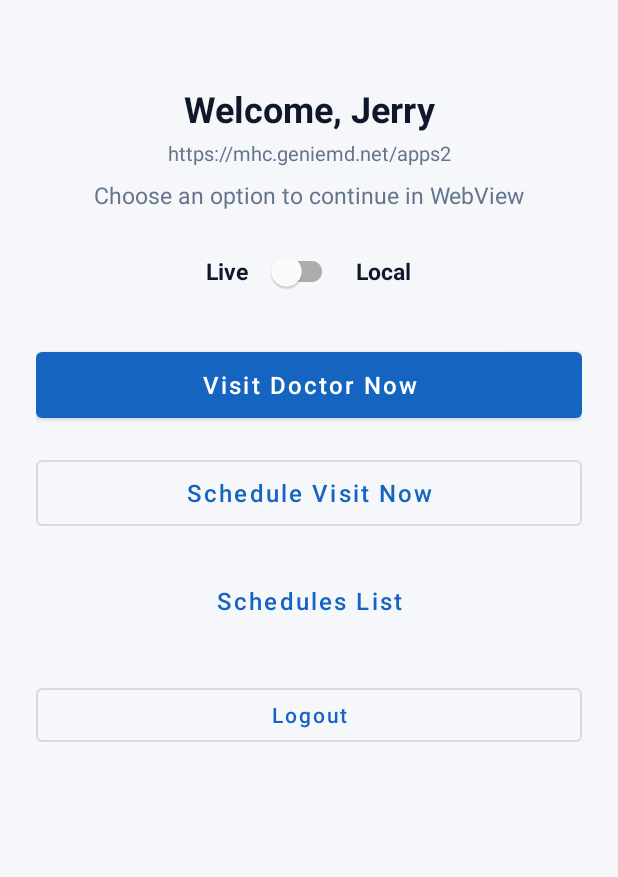
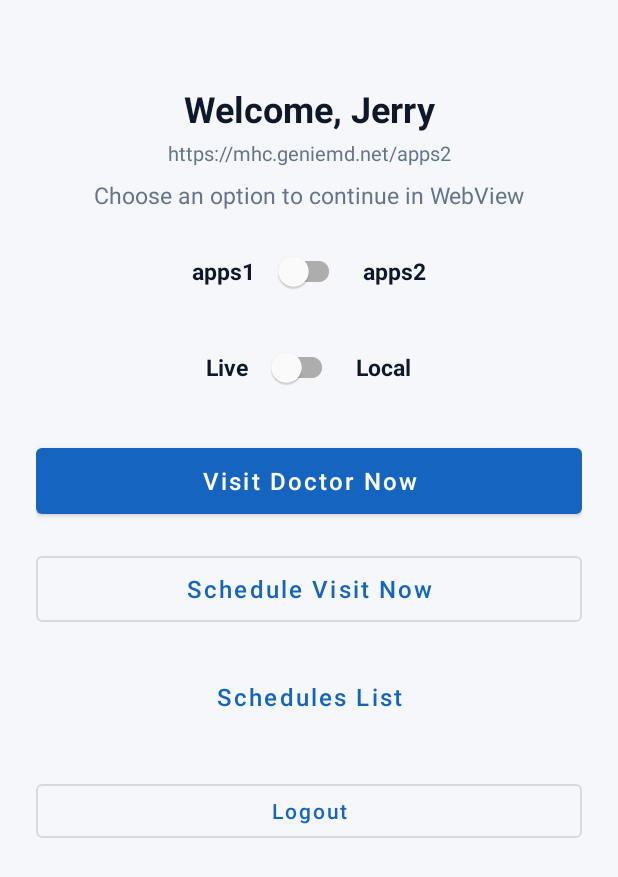
Before and after one commit to GenieMDSystem/native-app-com, an Android app: the layout activity_main.xml on its own in the app's theme, with its tools: preview values and no code run, on a phone screen of 412 x 824 dp. Shown: the top 877 px of the screen. Run offline under Robolectric (Android 15) with nearby library versions, the phone set to English and light mode, and no system bars.

Commit message:
Implement multi-folder support in WebView application
- Added functionality for a secondary folder in the setup process, allowing users to configure both Folder 1 and Folder 2.
- Updated UI components in MainActivity and SetupActivity to accommodate the new folder switch feature.
- Enhanced AppConfig and AppPreferences to manage the new folder settings and ensure proper URL handling based on the selected folder.
- Revised string resources and layout files to reflect the changes in folder configuration and improve user guidance.
- Updated documentation in README files to clarify the new folder functionality and its impact on the application flow.

```diff
--- a/WebViewBrowserBridge/app/src/main/res/layout/activity_main.xml
+++ b/WebViewBrowserBridge/app/src/main/res/layout/activity_main.xml
@@ -45,6 +45,42 @@
             android:textColor="@color/home_subtitle"
             android:textSize="15sp"
             android:gravity="center" />
+
+        <LinearLayout
+            android:id="@+id/folderModeRow"
+            android:layout_width="match_parent"
+            android:layout_height="wrap_content"
+            android:layout_marginBottom="16dp"
+            android:gravity="center"
+            android:orientation="horizontal"
+            android:visibility="gone"
+            tools:visibility="visible">
+
+            <TextView
+                android:id="@+id/txtFolder1Label"
+                android:layout_width="wrap_content"
+                android:layout_height="wrap_content"
+                android:textColor="@color/home_title"
+                android:textSize="15sp"
+                android:textStyle="bold"
+                tools:text="apps1" />
+
+            <com.google.android.material.switchmaterial.SwitchMaterial
+                android:id="@+id/switchFolder"
+                android:layout_width="wrap_content"
+                android:layout_height="wrap_content"
+                android:layout_marginHorizontal="12dp"
+                android:contentDescription="@string/home_folder_switch" />
+
+            <TextView
+                android:id="@+id/txtFolder2Label"
+                android:layout_width="wrap_content"
+                android:layout_height="wrap_content"
+                android:textColor="@color/home_title"
+                android:textSize="15sp"
+                android:textStyle="bold"
+                tools:text="apps2" />
+        </LinearLayout>
 
         <LinearLayout
             android:id="@+id/localModeRow"
```
Also changed, not shown: WebViewBrowserBridge/app/src/main/java/com/example/webviewbrowserbridge/MainActivity.kt (+44 -9 lines), WebViewBrowserBridge/app/src/main/java/com/example/webviewbrowserbridge/SetupActivity.kt (+10 -2 lines), WebViewBrowserBridge/app/src/main/java/com/example/webviewbrowserbridge/data/AppConfig.kt (+22 -3 lines), WebViewBrowserBridge/app/src/main/java/com/example/webviewbrowserbridge/data/AppPreferences.kt (+22 -4 lines), WebViewBrowserBridge/app/src/main/res/layout/activity_setup.xml (+16 -1 lines), WebViewBrowserBridge/app/src/main/res/values/strings.xml (+8 -4 lines), 7 other files.
